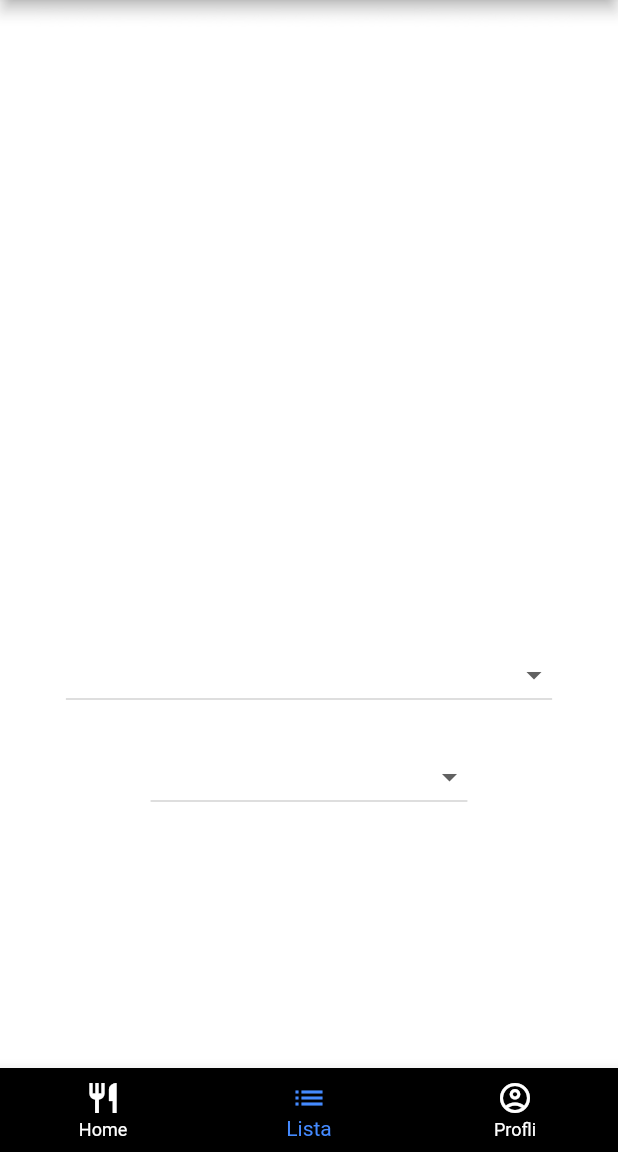
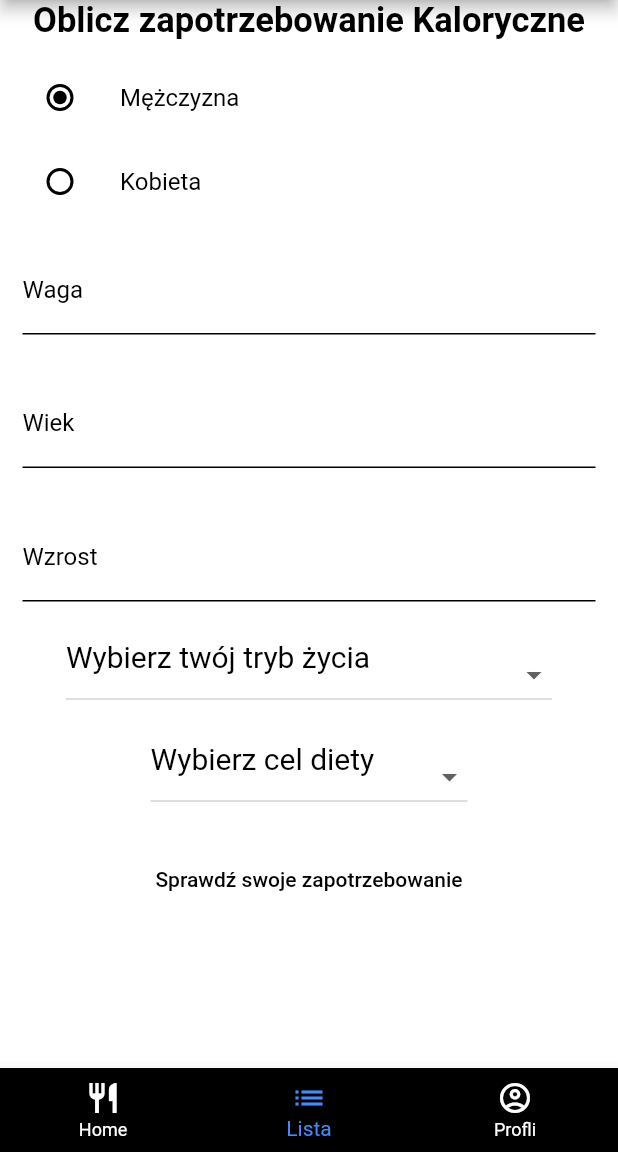
Before and after one commit to Kuzure/Calories_Counter, a Flutter app: the MyHomePage screen opened directly, item 2 of the bottom bar chosen, after a tap on "Sprawdź swoje zapotrzebowanie", on a phone screen of 412 x 824 dp, the part 84-1236 px from its top. Run offline on Flutter 3.47's test engine with Material 2 defaults, Android fonts, the phone set to English and light mode, and no system bars; our stand-ins replace cloud_firestore, firebase_auth, firebase_core, fluttertoast, getwidget, shared_preferences; missing offline and left inert: flutter_barcode_scanner, uuid_type; accounts and stored records are empty.

Commit message:
fix colors

```diff
--- a/lib/components/add_product.dart
+++ b/lib/components/add_product.dart
@@ -25,9 +25,7 @@ class _AddProduct extends State<AddProduct> {
   String title = '';
   String _scanBarcode = 'Unknown';
 
-  _AddProduct(String title){
-    this.title=title;
-  }
+  _AddProduct(String title);
   @override
   void initState() {
     super.initState();
--- a/lib/components/demand.dart
+++ b/lib/components/demand.dart
@@ -46,7 +46,7 @@ class _Demend extends State<Demend> {
   Widget build(BuildContext context) {
     // TODO: implement build
     return Theme(
-        data: ThemeData(unselectedWidgetColor: Colors.white),
+        data: ThemeData(unselectedWidgetColor: Colors.black),
         child: SingleChildScrollView(
             child: Column(
           children: <Widget>[
@@ -57,7 +57,7 @@ class _Demend extends State<Demend> {
               style: TextStyle(
                   fontWeight: FontWeight.bold,
                   fontSize: 23,
-                  color: Colors.white),
+                  color: Colors.black),
             ),
             const SizedBox(
               height: 10,
@@ -65,12 +65,12 @@ class _Demend extends State<Demend> {
             ListTile(
               title: const Text(
                 'Mężczyzna',
-                style: TextStyle(color: Colors.white),
+                style: TextStyle(color: Colors.black),
               ),
               leading: Radio<Plec>(
                 value: Plec.male,
                 groupValue: _plec,
-                activeColor: Colors.white,
+                activeColor: Colors.black,
                 onChanged: (Plec? value) {
                   setState(() {
                     _plec = value;
@@ -81,12 +81,12 @@ class _Demend extends State<Demend> {
             ListTile(
               title: const Text(
                 'Kobieta',
-                style: TextStyle(color: Colors.white),
+                style: TextStyle(color: Colors.black),
               ),
               leading: Radio<Plec>(
                 value: Plec.female,
                 groupValue: _plec,
-                activeColor: Colors.white,
+                activeColor: Colors.black,
                 onChanged: (Plec? value) {
                   setState(() {
                     _plec = value;
@@ -99,19 +99,19 @@ class _Demend extends State<Demend> {
               child: TextField(
                 decoration: const InputDecoration(
                   enabledBorder: UnderlineInputBorder(
-                    borderSide: BorderSide(color: Colors.white),
+                    borderSide: BorderSide(color: Colors.black),
                   ),
                   focusedBorder: UnderlineInputBorder(
-                    borderSide: BorderSide(color: Colors.white),
+                    borderSide: BorderSide(color: Colors.black),
                   ),
                   border: OutlineInputBorder(),
-                  labelStyle:  TextStyle(color: Colors.white),
+                  labelStyle:  TextStyle(color: Colors.black),
                   labelText: 'Waga',
                   hintText: 'Podaj Wage',
-                  hintStyle:  TextStyle(color: Colors.white),
+                  hintStyle:  TextStyle(color: Colors.black),
                 ),
                 controller: weight,
-                style: const TextStyle(color: Colors.white),
+                style: const TextStyle(color: Colors.black),
               ),
             ),
             Padding(
@@ -119,19 +119,19 @@ class _Demend extends State<Demend> {
               child: TextField(
                 decoration: const InputDecoration(
                   enabledBorder: UnderlineInputBorder(
-                    borderSide: BorderSide(color: Colors.white),
+                    borderSide: BorderSide(color: Colors.black),
                   ),
                   focusedBorder: UnderlineInputBorder(
-                    borderSide: BorderSide(color: Colors.white),
+                    borderSide: BorderSide(color: Colors.black),
                   ),
                   border: OutlineInputBorder(),
-                  labelStyle:  TextStyle(color: Colors.white),
+                  labelStyle:  TextStyle(color: Colors.black),
                   labelText: 'Wiek',
                   hintText: 'Podaj Wiek',
-                  hintStyle:  TextStyle(color: Colors.white),
+                  hintStyle:  TextStyle(color: Colors.black),
                 ),
                 controller: age,
-                style: const TextStyle(color: Colors.white),
+                style: const TextStyle(color: Colors.black),
               ),
             ),
             Padding(
@@ -139,19 +139,19 @@ class _Demend extends State<Demend> {
               child: TextField(
                 decoration: const InputDecoration(
                   enabledBorder: UnderlineInputBorder(
-                    borderSide: BorderSide(color: Colors.white),
+                    borderSide: BorderSide(color: Colors.black),
                   ),
                   focusedBorder: UnderlineInputBorder(
-                    borderSide: BorderSide(color: Colors.white),
+                    borderSide: BorderSide(color: Colors.black),
                   ),
                   border: OutlineInputBorder(),
-                  labelStyle:  TextStyle(color: Colors.white),
+                  labelStyle:  TextStyle(color: Colors.black),
                   labelText: 'Wzrost',
                   hintText: 'Podaj Wzrost',
-                  hintStyle:  TextStyle(color: Colors.white),
+                  hintStyle:  TextStyle(color: Colors.black),
                 ),
                 controller: height,
-                style: const TextStyle(color: Colors.white),
+                style: const TextStyle(color: Colors.black),
               ),
             ),
             Padding(
@@ -159,7 +159,7 @@ class _Demend extends State<Demend> {
               child: DropdownButton<String>(
                 dropdownColor: Colors.black,
                 value: selectedItem,
-                style: const TextStyle(color: Colors.white, fontSize: 20),
+                style: const TextStyle(color: Colors.black, fontSize: 20),
                 onChanged: (String? string) =>
                     setState(() => selectedItem = string!),
                 selectedItemBuilder: (BuildContext context) {
@@ -180,7 +180,7 @@ class _Demend extends State<Demend> {
               child: DropdownButton<String>(
                 dropdownColor: Colors.black,
                 value: selectCel,
-                style: const TextStyle(color: Colors.white, fontSize: 20),
+                style: const TextStyle(color: Colors.black, fontSize: 20),
                 onChanged: (String? string) =>
                     setState(() => selectCel = string!),
                 selectedItemBuilder: (BuildContext context) {
@@ -199,7 +199,7 @@ class _Demend extends State<Demend> {
             Padding(
               padding: const EdgeInsets.all(10),
               child: FlatButton(
-                textColor: Colors.white, // foreground
+                textColor: Colors.black, // foreground
                 onPressed: () {
                   int kaloryka = 0;
                   double a = double.parse(weight.text);
--- a/lib/components/home.dart
+++ b/lib/components/home.dart
@@ -25,7 +25,7 @@ class _MyHomePage extends State<MyHomePage> {
   Widget build(BuildContext context) {
     // TODO: implement build
     return Scaffold(
-      backgroundColor: Colors.white10,
+      backgroundColor: Colors.white,
       appBar: buildAppBar(),
       body: _widgetOptions.elementAt(_selectedIndex),
       bottomNavigationBar: BottomNavigationBar(
--- a/lib/components/meals.dart
+++ b/lib/components/meals.dart
@@ -94,7 +94,7 @@ class Meal extends StatelessWidget {
             child: Container(
               padding: const EdgeInsets.all(25 / 2),
               decoration: const BoxDecoration(
-                color: Colors.white10,
+                color: Colors.black,
               ),
               child: Row(children: <Widget>[
                 Text(
--- a/lib/components/product_list.dart
+++ b/lib/components/product_list.dart
@@ -18,6 +18,7 @@ class AddBreakfast extends StatelessWidget {
       appBar: AppBar(
         title: const Text("Produkty"),
         centerTitle: true,
+        backgroundColor: Colors.white,
       ),
       body: StreamBuilder<QuerySnapshot>(
         stream: db.collection('products').snapshots(),
--- a/lib/components/profil.dart
+++ b/lib/components/profil.dart
@@ -26,7 +26,7 @@ class Profil extends StatelessWidget {
           const SizedBox(
             height: 30.0,
           ),
-          const CircleAvatar(radius: 130.0, backgroundColor: Colors.white),
+          const CircleAvatar(radius: 130.0, backgroundColor: Colors.black),
           const SizedBox(
             height: 50.0,
           ),
@@ -53,12 +53,12 @@ class Profil extends StatelessWidget {
                             Text(
                               "Imie:${doc['firstName']}",
                               style: const TextStyle(
-                                  color: Colors.white, fontSize: 20),
+                                  color: Colors.black, fontSize: 20),
                             ),
                             const Spacer(),
                             Text("Nazwisko:${doc['secondName']}",
                                 style: const TextStyle(
-                                    color: Colors.white, fontSize: 20)),
+                                    color: Colors.black, fontSize: 20)),
                             const Spacer(),
                           ],
                         ),
@@ -66,7 +66,7 @@ class Profil extends StatelessWidget {
                           child: Text(
                               "Zapotrzebowanie:${doc['zapotrzebowanie']} kcal",
                               style: const TextStyle(
-                                  color: Colors.white, fontSize: 20)),
+                                  color: Colors.black, fontSize: 20)),
                         )
                       ],
                     );
--- a/lib/components/title_meal.dart
+++ b/lib/components/title_meal.dart
@@ -19,7 +19,7 @@ class TitleMeal extends StatelessWidget {
           const Spacer(),
           IconButton(
             icon: const Icon(Icons.add_circle_outlined),
-            color: Colors.white,
+            color: Colors.black,
             onPressed: () {
               Navigator.push(
                 context,
@@ -54,7 +54,7 @@ class TitleWithCustomUnderline extends StatelessWidget {
               style: const TextStyle(
                   fontSize: 20,
                   fontWeight: FontWeight.bold,
-                  color: Colors.white),
+                  color: Colors.black),
             ),
           ),
         ],
```
